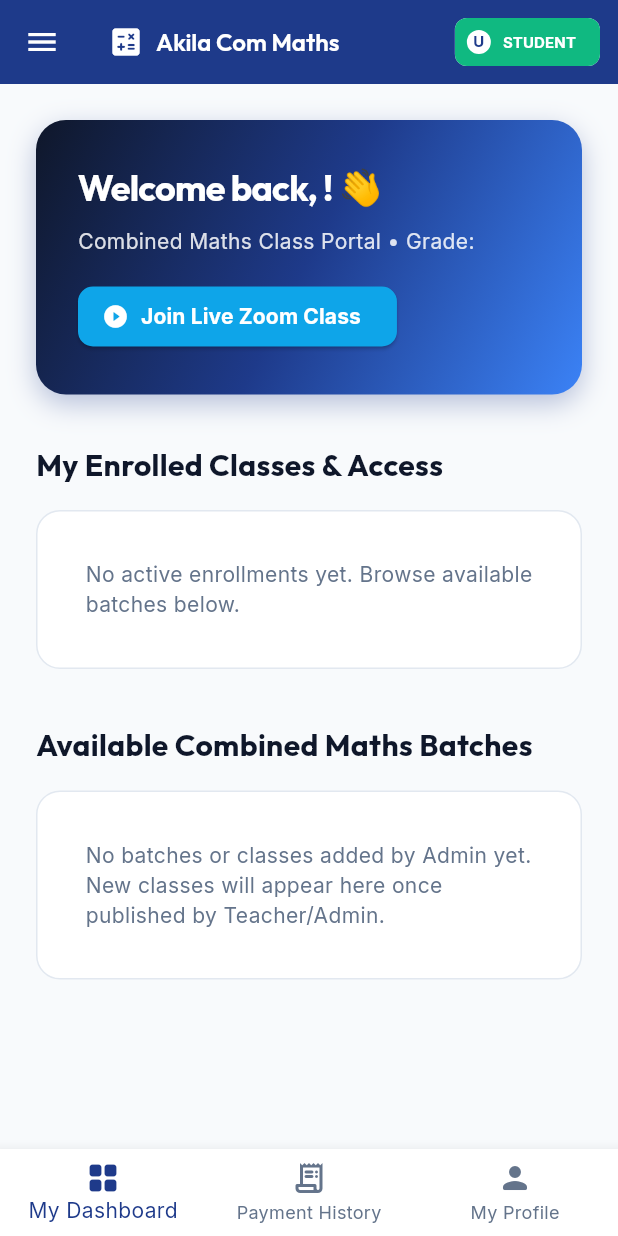
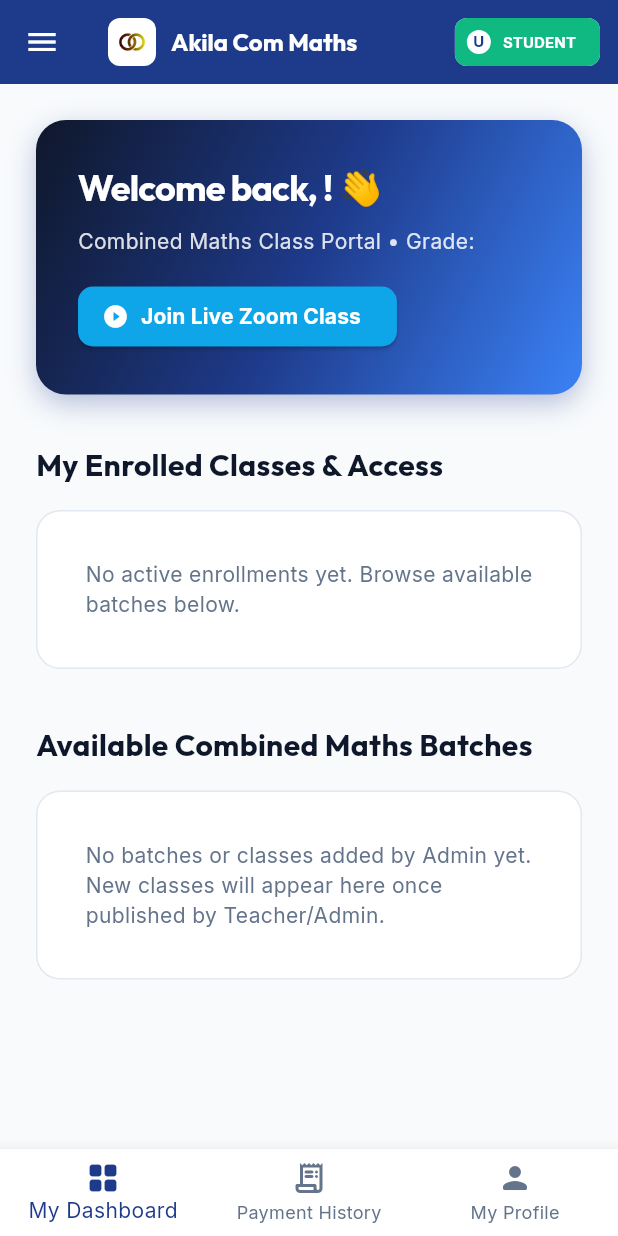
Before and after one commit to kasun375/Akila_web, a Flutter app: the screen it shows once a user with an empty profile is signed in, on a phone screen of 412 x 824 dp. Run offline on Flutter 3.47's test engine with Material 3 defaults, Android fonts, the light colour scheme and no system bars; our stand-ins replace cloud_firestore, firebase_auth, firebase_core, google_fonts, google_mobile_ads, google_sign_in; missing offline and left inert: dart:html; accounts and stored records are empty; network calls fail.

Commit message:
Add app logo and set text as Akila Com Maths in top nav bar

```diff
--- a/lib/views/navigation/responsive_navigation.dart
+++ b/lib/views/navigation/responsive_navigation.dart
@@ -60,11 +60,35 @@ class _ResponsiveNavigationState extends State<ResponsiveNavigation> {
               elevation: 0,
               title: Row(
                 children: [
-                  const Icon(Icons.calculate_rounded, color: Colors.white, size: 24),
-                  const SizedBox(width: 8),
+                  Container(
+                    width: 32,
+                    height: 32,
+                    padding: const EdgeInsets.all(2),
+                    decoration: BoxDecoration(
+                      color: Colors.white,
+                      borderRadius: BorderRadius.circular(8),
+                    ),
+                    child: ClipRRect(
+                      borderRadius: BorderRadius.circular(6),
+                      child: Image.asset(
+                        'assets/Logo A1.png',
+                        fit: BoxFit.contain,
+                        errorBuilder: (_, _, _) => const Icon(
+                          Icons.calculate_rounded,
+                          color: AppColors.primary,
+                          size: 20,
+                        ),
+                      ),
+                    ),
+                  ),
+                  const SizedBox(width: 10),
                   Text(
                     'Akila Com Maths',
-                    style: AppStyles.h3(context).copyWith(color: Colors.white, fontSize: 16),
+                    style: AppStyles.h3(context).copyWith(
+                      color: Colors.white,
+                      fontSize: 16,
+                      fontWeight: FontWeight.bold,
+                    ),
                   ),
                 ],
               ),
@@ -152,16 +176,70 @@ class _ResponsiveNavigationState extends State<ResponsiveNavigation> {
       child: Row(
         mainAxisAlignment: MainAxisAlignment.spaceBetween,
         children: [
-          Text(
-            'Combined Maths Learning Management System',
-            style: AppStyles.h3(context).copyWith(color: AppColors.primary),
+          Row(
+            mainAxisSize: MainAxisSize.min,
+            children: [
+              Container(
+                width: 44,
+                height: 44,
+                padding: const EdgeInsets.all(4),
+                decoration: BoxDecoration(
+                  color: Colors.white,
+                  borderRadius: BorderRadius.circular(10),
+                  border: Border.all(color: const Color(0xFFE2E8F0)),
+                  boxShadow: [
+                    BoxShadow(
+                      color: Colors.black.withValues(alpha: 0.04),
+                      blurRadius: 6,
+                      offset: const Offset(0, 2),
+                    ),
+                  ],
+                ),
+                child: ClipRRect(
+                  borderRadius: BorderRadius.circular(8),
+                  child: Image.asset(
+                    'assets/Logo A1.png',
+                    fit: BoxFit.contain,
+                    errorBuilder: (_, _, _) => const Icon(
+                      Icons.calculate_rounded,
+                      color: AppColors.primary,
+                      size: 26,
+                    ),
+                  ),
+                ),
+              ),
+              const SizedBox(width: 12),
+              Column(
+                mainAxisAlignment: MainAxisAlignment.center,
+                crossAxisAlignment: CrossAxisAlignment.start,
+                children: [
+                  Text(
+                    'Akila Com Maths',
+                    style: AppStyles.h3(context).copyWith(
+                      color: AppColors.primary,
+                      fontWeight: FontWeight.bold,
+                      fontSize: 18,
+                      letterSpacing: -0.2,
+                    ),
+                  ),
+                  const Text(
+                    'Combined Maths LMS',
+                    style: TextStyle(
+                      color: AppColors.textSecondary,
+                      fontSize: 11,
+                      fontWeight: FontWeight.w500,
+                    ),
+                  ),
+                ],
+              ),
+            ],
           ),
           Row(
             children: [
               Container(
                 padding: const EdgeInsets.symmetric(horizontal: 12, vertical: 6),
                 decoration: BoxDecoration(
-                  color: isAdmin ? AppColors.accent.withOpacity(0.1) : AppColors.success.withOpacity(0.1),
+                  color: isAdmin ? AppColors.accent.withValues(alpha: 0.1) : AppColors.success.withValues(alpha: 0.1),
                   borderRadius: BorderRadius.circular(20),
                 ),
                 child: Row(
@@ -256,16 +334,27 @@ class _ResponsiveNavigationState extends State<ResponsiveNavigation> {
                 Container(
                   width: 44,
                   height: 44,
+                  padding: const EdgeInsets.all(4),
                   decoration: BoxDecoration(
-                    color: Colors.white.withOpacity(0.2),
+                    color: Colors.white,
                     shape: BoxShape.circle,
-                    image: DecorationImage(
-                      image: getProfileImageProvider(
-                            auth.user?.profilePicUrl,
-                            defaultAsset: 'assets/dfd8836b1cc110e21d03c83043dcb710.jpg',
-                          ) ??
-                          const AssetImage('assets/dfd8836b1cc110e21d03c83043dcb710.jpg'),
-                      fit: BoxFit.cover,
+                    boxShadow: [
+                      BoxShadow(
+                        color: Colors.black.withValues(alpha: 0.1),
+                        blurRadius: 6,
+                        offset: const Offset(0, 2),
+                      ),
+                    ],
+                  ),
+                  child: ClipOval(
+                    child: Image.asset(
+                      'assets/Logo A1.png',
+                      fit: BoxFit.contain,
+                      errorBuilder: (_, _, _) => const Icon(
+                        Icons.calculate_rounded,
+                        color: AppColors.primary,
+                        size: 24,
+                      ),
                     ),
                   ),
                 ),
@@ -284,9 +373,9 @@ class _ResponsiveNavigationState extends State<ResponsiveNavigation> {
                         ),
                       ),
                       Text(
-                        'Combined Maths LMS',
+                        'Akila Com Maths',
                         style: TextStyle(
-                          color: Colors.white.withOpacity(0.8),
+                          color: Colors.white.withValues(alpha: 0.8),
                           fontSize: 11,
                         ),
                       ),
@@ -309,9 +398,9 @@ class _ResponsiveNavigationState extends State<ResponsiveNavigation> {
                 return Container(
                   margin: const EdgeInsets.only(bottom: 6),
                   decoration: BoxDecoration(
-                    color: isSelected ? AppColors.primaryLight.withOpacity(0.2) : Colors.transparent,
+                    color: isSelected ? AppColors.primaryLight.withValues(alpha: 0.2) : Colors.transparent,
                     borderRadius: BorderRadius.circular(12),
-                    border: isSelected ? Border.all(color: AppColors.primaryLight.withOpacity(0.4)) : null,
+                    border: isSelected ? Border.all(color: AppColors.primaryLight.withValues(alpha: 0.4)) : null,
                   ),
                   child: ListTile(
                     leading: Icon(
@@ -345,7 +434,7 @@ class _ResponsiveNavigationState extends State<ResponsiveNavigation> {
             padding: const EdgeInsets.all(16),
             child: ElevatedButton.icon(
               style: ElevatedButton.styleFrom(
-                backgroundColor: Colors.white.withOpacity(0.1),
+                backgroundColor: Colors.white.withValues(alpha: 0.1),
                 foregroundColor: Colors.white,
                 minimumSize: const Size(double.infinity, 44),
                 shape: RoundedRectangleBorder(borderRadius: BorderRadius.circular(10)),
```
Also changed, not shown: 4 other files.
